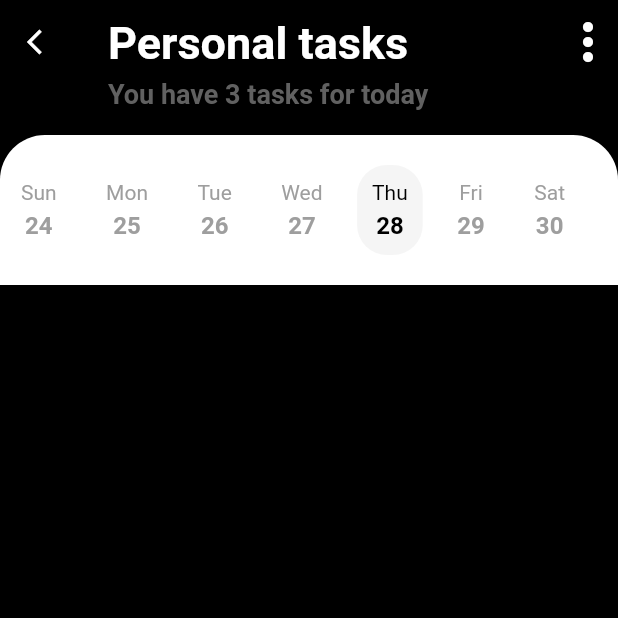
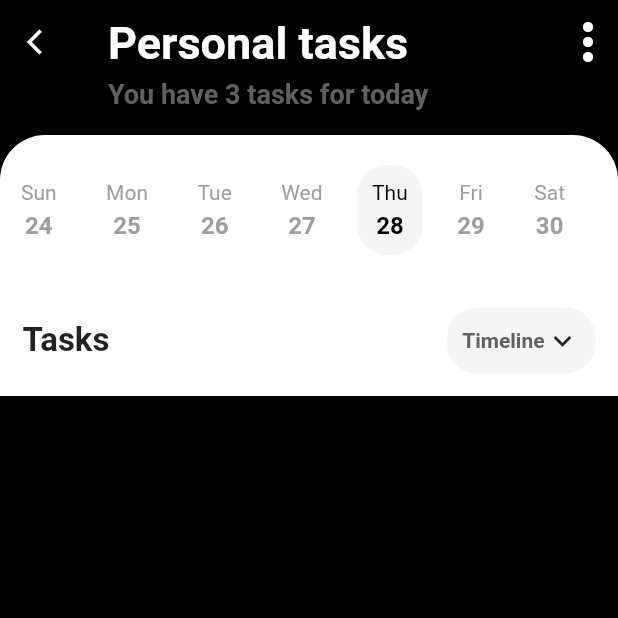
Before and after one commit to GregBiglione/task_app, a Flutter app: the screen it shows after launch, after a tap on "Personal", on a phone screen of 412 x 824 dp, the top half of it. Run offline on Flutter 3.47's test engine with Material 2 defaults, Android fonts, the phone set to English and light mode, and no system bars; our stand-ins replace dotted_border.

Commit message:
Added DetailTaskTitle

```diff
--- a/lib/widget/custom_scrollview_detail.dart
+++ b/lib/widget/custom_scrollview_detail.dart
@@ -1,6 +1,7 @@
 import 'package:flutter/material.dart';
 import 'package:task_app/model/task.dart';
 import 'package:task_app/utils/date_picker.dart';
+import 'package:task_app/widget/detail_task_title.dart';
 
 class CustomScrollViewDetail extends StatelessWidget {
   final Task task;
@@ -24,6 +25,7 @@ class CustomScrollViewDetail extends StatelessWidget {
               crossAxisAlignment: CrossAxisAlignment.start,
               children: [
                 DatePicker(),
+                DetailTaskTitle(),
               ],
             ),
           ),
--- /dev/null
+++ b/lib/widget/detail_task_title.dart
@@ -0,0 +1,43 @@
+import 'package:flutter/material.dart';
+
+class DetailTaskTitle extends StatelessWidget {
+  const DetailTaskTitle({Key? key}) : super(key: key);
+
+  @override
+  Widget build(BuildContext context) {
+    return Container(
+      padding: EdgeInsets.all(15),
+      child: Row(
+        mainAxisAlignment: MainAxisAlignment.spaceBetween,
+        children: [
+          Text(
+            "Tasks",
+            style: TextStyle(
+              fontSize: 22,
+              fontWeight: FontWeight.bold,
+            ),
+          ),
+          Container(
+            padding: EdgeInsets.all(10),
+            decoration: BoxDecoration(
+              color: Colors.grey.withOpacity(0.1),
+              borderRadius: BorderRadius.circular(20),
+            ),
+            child: Row(
+              children: [
+                Text(
+                  "Timeline",
+                  style: TextStyle(
+                    color: Colors.grey[700],
+                    fontWeight: FontWeight.bold,
+                  ),
+                ),
+                Icon(Icons.keyboard_arrow_down_outlined),
+              ],
+            ),
+          ),
+        ],
+      ),
+    );
+  }
+}
```
